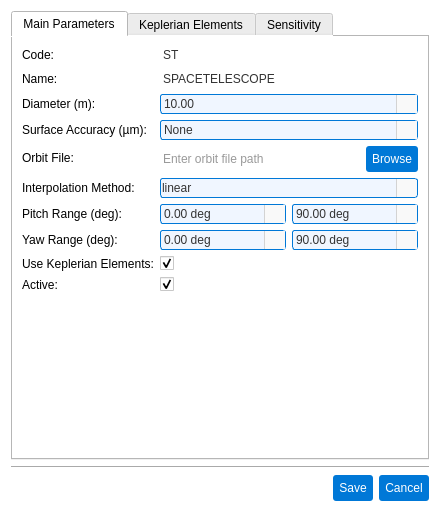
This is pastrocore/gui_pyside/dialog_editor_space_telescope.ui in Torward1024/pAstroCORE as Qt 5 draws it before an edit. The edited form follows.
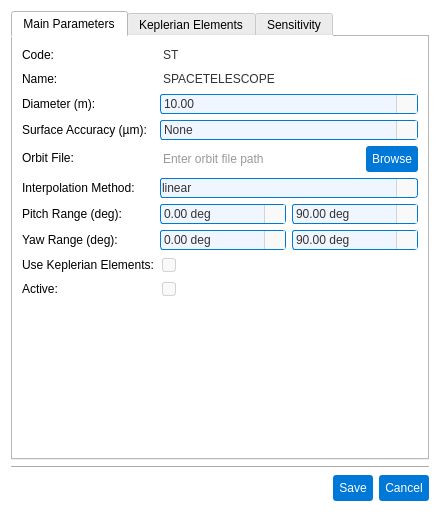
This is the edited form. Icons and pictures are not drawn.

```diff
--- a/pastrocore/gui_pyside/dialog_editor_space_telescope.ui
+++ b/pastrocore/gui_pyside/dialog_editor_space_telescope.ui
@@ -956,6 +956,85 @@
          </item>
          <item row="8" column="1">
           <widget class="QCheckBox" name="useKepCheckBox">
+           <property name="styleSheet">
+            <string notr="true">/* Основной стиль QCheckBox */
+QCheckBox {
+    font-family: Arial;
+    font-size: 9pt;
+    color: #333333;
+    spacing: 6px;
+    padding: 2px;
+    outline: none;
+}
+
+QCheckBox::item {
+    padding: 2px;
+}
+
+/* Индикатор чекбокса */
+QCheckBox::indicator {
+    width: 12px;
+    height: 12px;
+    border-radius: 3px;
+    border: 1px solid #d3d3d3;
+    background-color: #f9f9f9;
+}
+
+/* Unchecked состояние */
+QCheckBox::indicator:unchecked {
+    border: 1px solid #d3d3d3;
+    background-color: #f9f9f9;
+    image: none;
+}
+
+QCheckBox::indicator:unchecked:hover {
+    border: 1px solid #1a8cff;
+    background-color: #f0f6ff;
+    image: none;
+}
+
+QCheckBox::indicator:unchecked:focus {
+    border: 1px solid #005bb5;
+    background-color: #f0f6ff;
+    image: none;
+}
+
+/* Checked состояние - БЕЛЫЙ ФОН, стандартная граница */
+QCheckBox::indicator:checked {
+    border: 1px solid #0078d7;
+    background-color: #ffffff; /* Белый фон */
+    image: url(:/icons/check_icon.svg);
+}
+
+QCheckBox::indicator:checked:hover {
+    border: 1px solid #1a8cff; /* Стандартная толщина */
+    background-color: #ffffff; /* Белый фон */
+    image: url(:/icons/check_icon_hover.svg);
+}
+
+QCheckBox::indicator:checked:focus {
+    border: 1px solid #005bb5; /* Стандартная толщина */
+    background-color: #ffffff; /* Белый фон */
+    image: url(:/icons/check_icon.svg);
+}
+
+/* Disabled состояния */
+QCheckBox::indicator:unchecked:disabled {
+    border: 1px solid #e0e0e0;
+    background-color: #f5f5f5;
+    image: none;
+}
+
+QCheckBox::indicator:checked:disabled {
+    border: 1px solid #cccccc;
+    background-color: #f0f0f0; /* Светло-серый фон */
+    image: url(:/icons/check_icon_disabled.svg);
+}
+
+QCheckBox:disabled {
+    color: #999999;
+}</string>
+           </property>
            <property name="checked">
             <bool>true</bool>
            </property>
@@ -970,6 +1049,85 @@
          </item>
          <item row="9" column="1">
           <widget class="QCheckBox" name="isActiveCheckBox">
+           <property name="styleSheet">
+            <string notr="true">/* Основной стиль QCheckBox */
+QCheckBox {
+    font-family: Arial;
+    font-size: 9pt;
+    color: #333333;
+    spacing: 6px;
+    padding: 2px;
+    outline: none;
+}
+
+QCheckBox::item {
+    padding: 2px;
+}
+
+/* Индикатор чекбокса */
+QCheckBox::indicator {
+    width: 12px;
+    height: 12px;
+    border-radius: 3px;
+    border: 1px solid #d3d3d3;
+    background-color: #f9f9f9;
+}
+
+/* Unchecked состояние */
+QCheckBox::indicator:unchecked {
+    border: 1px solid #d3d3d3;
+    background-color: #f9f9f9;
+    image: none;
+}
+
+QCheckBox::indicator:unchecked:hover {
+    border: 1px solid #1a8cff;
+    background-color: #f0f6ff;
+    image: none;
+}
+
+QCheckBox::indicator:unchecked:focus {
+    border: 1px solid #005bb5;
+    background-color: #f0f6ff;
+    image: none;
+}
+
+/* Checked состояние - БЕЛЫЙ ФОН, стандартная граница */
+QCheckBox::indicator:checked {
+    border: 1px solid #0078d7;
+    background-color: #ffffff; /* Белый фон */
+    image: url(:/icons/check_icon.svg);
+}
+
+QCheckBox::indicator:checked:hover {
+    border: 1px solid #1a8cff; /* Стандартная толщина */
+    background-color: #ffffff; /* Белый фон */
+    image: url(:/icons/check_icon_hover.svg);
+}
+
+QCheckBox::indicator:checked:focus {
+    border: 1px solid #005bb5; /* Стандартная толщина */
+    background-color: #ffffff; /* Белый фон */
+    image: url(:/icons/check_icon.svg);
+}
+
+/* Disabled состояния */
+QCheckBox::indicator:unchecked:disabled {
+    border: 1px solid #e0e0e0;
+    background-color: #f5f5f5;
+    image: none;
+}
+
+QCheckBox::indicator:checked:disabled {
+    border: 1px solid #cccccc;
+    background-color: #f0f0f0; /* Светло-серый фон */
+    image: url(:/icons/check_icon_disabled.svg);
+}
+
+QCheckBox:disabled {
+    color: #999999;
+}</string>
+           </property>
            <property name="checked">
             <bool>true</bool>
            </property>
```
